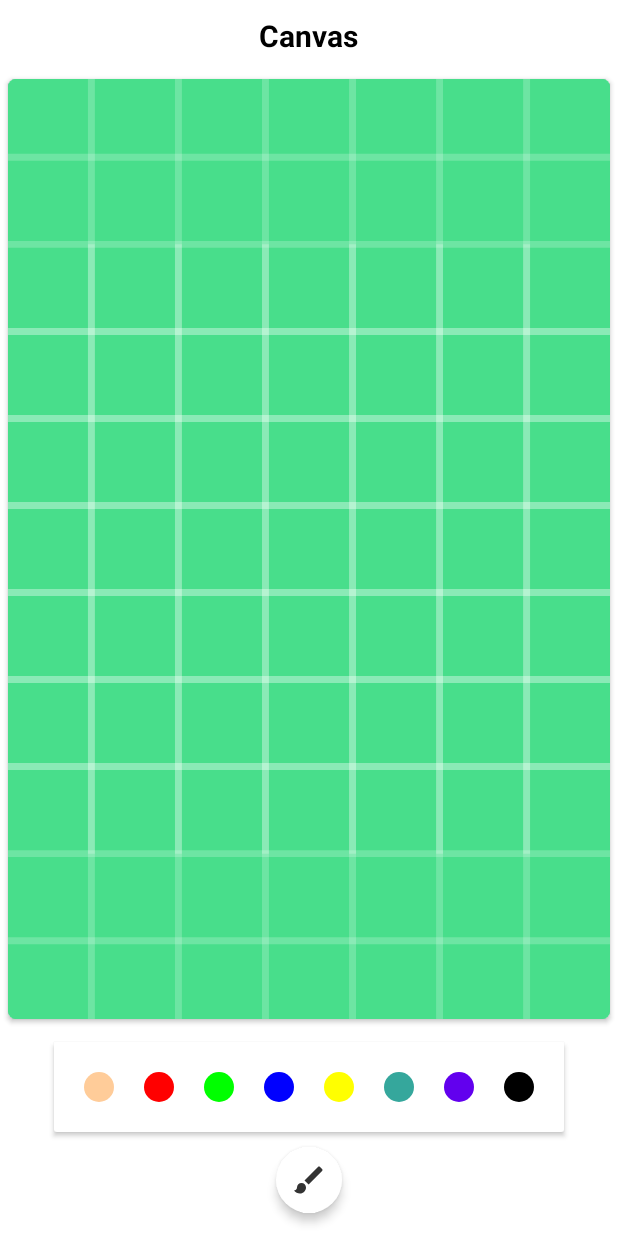
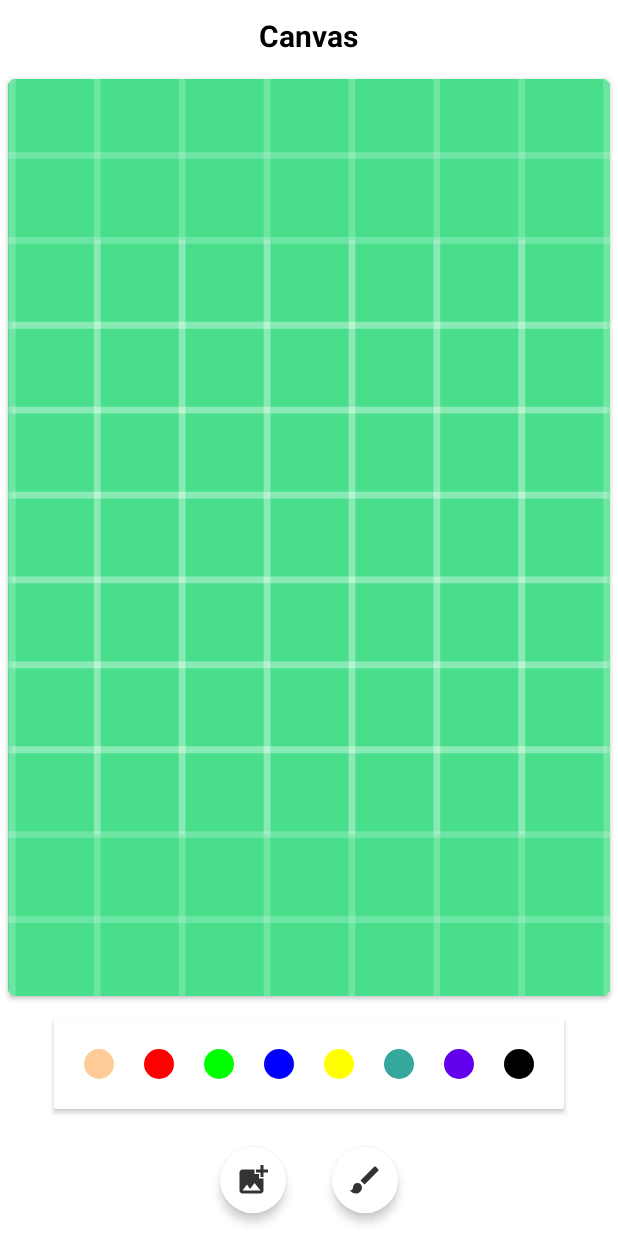
Before and after one commit to animsh/Canvas, an Android app: the screen it shows after launch (MainActivity), on a phone screen of 412 x 824 dp. Run offline under Robolectric (Android 15) with nearby library versions, the phone set to English and light mode, and no system bars.

```diff
--- a/app/src/main/AndroidManifest.xml
+++ b/app/src/main/AndroidManifest.xml
@@ -2,6 +2,9 @@
 <manifest xmlns:android="http://schemas.android.com/apk/res/android"
     xmlns:tools="http://schemas.android.com/tools"
     package="com.animsh.canvas">
+
+    <uses-permission android:name="android.permission.READ_EXTERNAL_STORAGE" />
+    <uses-permission android:name="android.permission.WRITE_EXTERNAL_STORAGE" />
 
     <application
         android:allowBackup="true"
--- /dev/null
+++ b/app/src/main/res/drawable-anydpi/ic_add_photo.xml
@@ -0,0 +1,10 @@
+<vector xmlns:android="http://schemas.android.com/apk/res/android"
+    android:width="24dp"
+    android:height="24dp"
+    android:tint="#333333"
+    android:viewportWidth="24"
+    android:viewportHeight="24">
+    <path
+        android:fillColor="@android:color/white"
+        android:pathData="M19,7v2.99s-1.99,0.01 -2,0L17,7h-3s0.01,-1.99 0,-2h3L17,2h2v3h3v2h-3zM16,11L16,8h-3L13,5L5,5c-1.1,0 -2,0.9 -2,2v12c0,1.1 0.9,2 2,2h12c1.1,0 2,-0.9 2,-2v-8h-3zM5,19l3,-4 2,3 3,-4 4,5L5,19z" />
+</vector>
--- a/app/src/main/res/layout/activity_main.xml
+++ b/app/src/main/res/layout/activity_main.xml
@@ -57,7 +57,7 @@
         android:id="@+id/colorPalateScrollView"
         android:layout_width="wrap_content"
         android:layout_height="wrap_content"
-        android:layout_above="@id/buttonBrushSize"
+        android:layout_above="@id/extraButtonsContainer"
         android:layout_centerHorizontal="true">
 
         <LinearLayout
@@ -152,21 +152,38 @@
                 app:tint="@color/black" />
 
         </LinearLayout>
+    </ScrollView>
 
+    <LinearLayout
+        android:id="@+id/extraButtonsContainer"
+        android:layout_width="wrap_content"
+        android:layout_height="wrap_content"
+        android:layout_alignParentBottom="true"
+        android:layout_centerHorizontal="true"
+        android:orientation="horizontal">
 
-    </ScrollView>
+        <ImageButton
+            android:id="@+id/buttonAddImage"
+            android:layout_width="wrap_content"
+            android:layout_height="wrap_content"
+            android:layout_margin="15dp"
+            android:background="@drawable/ic_color"
+            android:backgroundTint="@color/white"
+            android:elevation="4dp"
+            android:padding="10dp"
+            android:src="@drawable/ic_add_photo" />
 
         <ImageButton
             android:id="@+id/buttonBrushSize"
             android:layout_width="wrap_content"
             android:layout_height="wrap_content"
-        android:layout_alignParentBottom="true"
-        android:layout_centerHorizontal="true"
-        android:layout_marginBottom="15dp"
+            android:layout_margin="15dp"
             android:background="@drawable/ic_color"
             android:backgroundTint="@color/white"
             android:elevation="4dp"
             android:padding="10dp"
             android:src="@drawable/ic_brush" />
 
+    </LinearLayout>
+
 </RelativeLayout>
```
Also changed, not shown: app/src/main/java/com/animsh/canvas/MainActivity.kt (+75 -0 lines), app/src/main/res/drawable-hdpi/ic_add_photo.png (added), app/src/main/res/drawable-mdpi/ic_add_photo.png (added), app/src/main/res/drawable-xhdpi/ic_add_photo.png (added), app/src/main/res/drawable-xxhdpi/ic_add_photo.png (added). Lines whose indentation alone changed are shown as unchanged.
